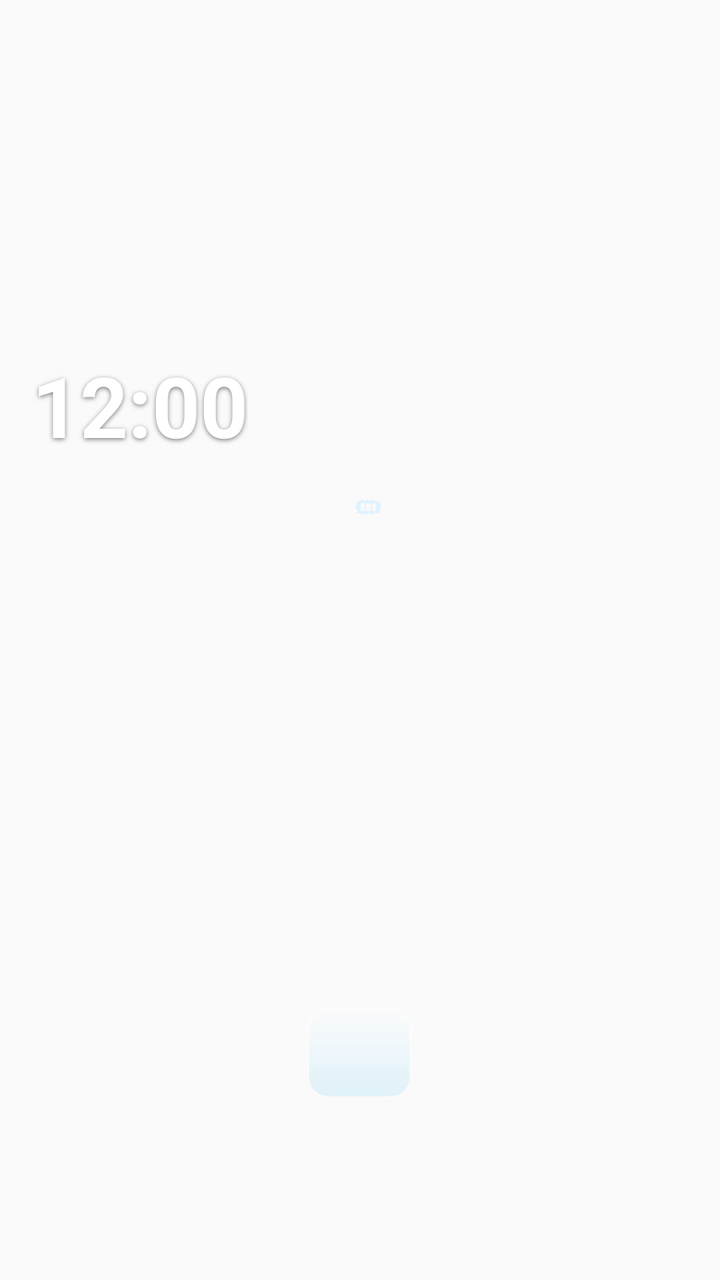
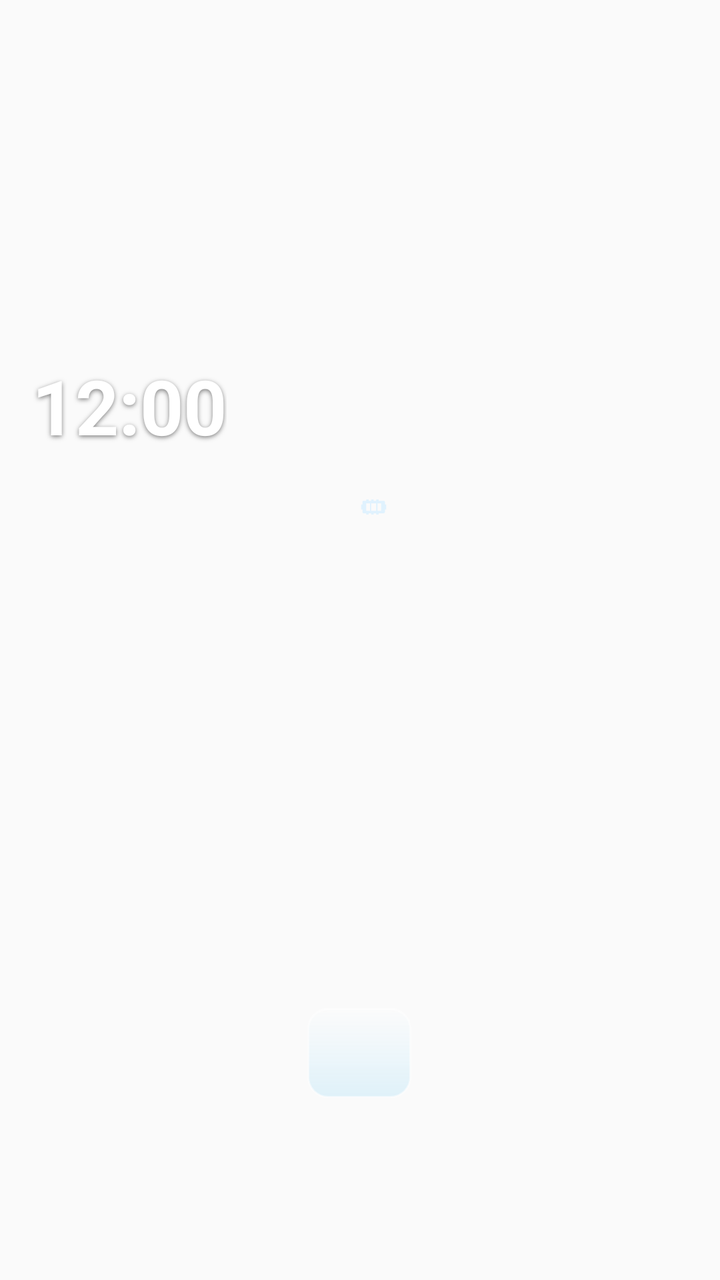

An Android layout rendered at two revisions. The XML below is the earlier revision; the diff shows what the commit changed to produce the second picture.
<!-- AndroidManifest.xml: application theme Theme.LumiGlassWidgets -->
<!-- res/layout/widget_layout_4x3.xml -->
<?xml version="1.0" encoding="utf-8"?>
<FrameLayout xmlns:android="http://schemas.android.com/apk/res/android"
    android:id="@+id/widget_root"
    android:layout_width="match_parent"
    android:layout_height="match_parent"
    android:background="@android:color/transparent">

    <ImageView
        android:id="@+id/widget_glass_bg"
        android:layout_width="match_parent"
        android:layout_height="match_parent"
        android:contentDescription="@null"
        android:scaleType="fitXY" />

    <LinearLayout
        android:id="@+id/widget_content_root"
        android:layout_width="match_parent"
        android:layout_height="match_parent"
        android:orientation="vertical"
        android:paddingStart="16dp"
        android:paddingTop="10dp"
        android:paddingEnd="16dp"
        android:paddingBottom="10dp"
        android:weightSum="100">

        
        <LinearLayout
            android:id="@+id/widget_upper_main_row"
            android:layout_width="match_parent"
            android:layout_height="0dp"
            android:layout_weight="66"
            android:baselineAligned="false"
            android:gravity="center_vertical"
            android:orientation="horizontal"
            android:weightSum="100">

            <LinearLayout
                android:layout_width="0dp"
                android:layout_height="match_parent"
                android:layout_weight="46"
                android:gravity="center_vertical"
                android:orientation="vertical"
                android:paddingEnd="8dp">

                <TextClock
                    android:id="@+id/widget_clock_single"
                    android:layout_width="wrap_content"
                    android:layout_height="wrap_content"
                    android:ellipsize="end"
                    android:format12Hour="hh:mm"
                    android:format24Hour="HH:mm"
                    android:includeFontPadding="false"
                    android:maxLines="1"
                    android:shadowColor="#80000000"
                    android:shadowDy="2"
                    android:shadowRadius="6"
                    android:textColor="#FFFFFF"
                    android:textSize="42sp"
                    android:textStyle="bold" />

                <LinearLayout
                    android:id="@+id/widget_clock_split_container"
                    android:layout_width="wrap_content"
                    android:layout_height="wrap_content"
                    android:orientation="horizontal"
                    android:visibility="gone">

                    <TextClock
                        android:id="@+id/widget_clock_split_hour"
                        android:layout_width="wrap_content"
                        android:layout_height="wrap_content"
                        android:format12Hour="hh"
                        android:format24Hour="HH"
                        android:includeFontPadding="false"
                        android:shadowColor="#80000000"
                        android:shadowDy="2"
                        android:shadowRadius="6"
                        android:textColor="#FFFFFF"
                        android:textSize="40sp"
                        android:textStyle="bold" />

                    <TextClock
                        android:id="@+id/widget_clock_split_minute"
                        android:layout_width="wrap_content"
                        android:layout_height="wrap_content"
                        android:layout_marginStart="6dp"
                        android:format12Hour="mm"
                        android:format24Hour="mm"
                        android:includeFontPadding="false"
                        android:shadowColor="#80000000"
                        android:shadowDy="2"
                        android:shadowRadius="6"
                        android:textColor="#BAE6FD"
                        android:textSize="40sp" />
                </LinearLayout>

                <TextView
                    android:id="@+id/widget_date_text"
                    android:layout_width="wrap_content"
                    android:layout_height="wrap_content"
                    android:layout_marginTop="4dp"
                    android:ellipsize="end"
                    android:includeFontPadding="false"
                    android:maxLines="2"
                    android:shadowColor="#70000000"
                    android:shadowDy="1"
                    android:shadowRadius="4"
                    android:textColor="#F8FAFC"
                    android:textSize="13sp" />
            </LinearLayout>

            <LinearLayout
                android:layout_width="0dp"
                android:layout_height="match_parent"
                android:layout_weight="54"
                android:gravity="center_vertical"
                android:orientation="vertical"
                android:paddingStart="10dp">

                <LinearLayout
                    android:id="@+id/widget_weather_container"
                    android:layout_width="match_parent"
                    android:layout_height="wrap_content"
                    android:gravity="center_vertical"
                    android:orientation="horizontal">

                    <ImageView
                        android:id="@+id/widget_weather_icon"
                        android:layout_width="32dp"
                        android:layout_height="32dp"
                        android:layout_marginEnd="8dp"
                        android:contentDescription="@null" />

                    <LinearLayout
                        android:layout_width="wrap_content"
                        android:layout_height="wrap_content"
                        android:orientation="vertical">

                        <LinearLayout
                            android:layout_width="wrap_content"
                            android:layout_height="wrap_content"
                            android:gravity="center_vertical"
                            android:orientation="horizontal">

                            <TextView
                                android:id="@+id/widget_weather_temp"
                                android:layout_width="wrap_content"
                                android:layout_height="wrap_content"
                                android:includeFontPadding="false"
                                android:shadowColor="#80000000"
                                android:shadowDy="1"
                                android:shadowRadius="4"
                                android:textColor="#FFFFFF"
                                android:textSize="17sp"
                                android:textStyle="bold" />

                            <TextView
                                android:id="@+id/widget_weather_condition"
                                android:layout_width="wrap_content"
                                android:layout_height="wrap_content"
                                android:layout_marginStart="6dp"
                                android:ellipsize="end"
                                android:includeFontPadding="false"
                                android:maxLines="1"
                                android:shadowColor="#70000000"
                                android:shadowDy="1"
                                android:shadowRadius="3"
                                android:textColor="#E2E8F0"
                                android:textSize="11.5sp" />
                        </LinearLayout>

                        <TextView
                            android:id="@+id/widget_weather_details"
                            android:layout_width="wrap_content"
                            android:layout_height="wrap_content"
                            android:layout_marginTop="2dp"
                            android:ellipsize="end"
                            android:includeFontPadding="false"
                            android:maxLines="1"
                            android:shadowColor="#70000000"
                            android:shadowDy="1"
                            android:shadowRadius="3"
                            android:textColor="#CBD5E1"
                            android:textSize="10.5sp" />
                    </LinearLayout>
                </LinearLayout>

                <TextView
                    android:id="@+id/widget_lunar_text"
                    android:layout_width="wrap_content"
                    android:layout_height="wrap_content"
                    android:layout_marginTop="5dp"
                    android:ellipsize="end"
                    android:includeFontPadding="false"
                    android:maxLines="1"
                    android:shadowColor="#70000000"
                    android:shadowDy="1"
                    android:shadowRadius="4"
                    android:textColor="#BAE6FD"
                    android:textSize="11.8sp" />

                <LinearLayout
                    android:id="@+id/widget_battery_container"
                    android:layout_width="wrap_content"
                    android:layout_height="wrap_content"
                    android:layout_marginTop="5dp"
                    android:gravity="center_vertical"
                    android:orientation="horizontal">

                    <ImageView
                        android:id="@+id/widget_battery_gauge"
                        android:layout_width="32dp"
                        android:layout_height="15dp"
                        android:layout_marginEnd="6dp"
                        android:contentDescription="@null" />

                    <TextView
                        android:id="@+id/widget_battery_percent_text"
                        android:layout_width="wrap_content"
                        android:layout_height="wrap_content"
                        android:includeFontPadding="false"
                        android:shadowColor="#70000000"
                        android:shadowDy="1"
                        android:shadowRadius="3"
                        android:textColor="#FFFFFF"
                        android:textSize="12sp"
                        android:textStyle="bold" />

                    <TextView
                        android:id="@+id/widget_battery_temp_text"
                        android:layout_width="wrap_content"
                        android:layout_height="wrap_content"
                        android:layout_marginStart="6dp"
                        android:includeFontPadding="false"
                        android:shadowColor="#70000000"
                        android:shadowDy="1"
                        android:shadowRadius="3"
                        android:textColor="#E2E8F0"
                        android:textSize="11.5sp" />
                </LinearLayout>

                
                <LinearLayout
                    android:id="@+id/widget_ram_container"
                    android:layout_width="wrap_content"
                    android:layout_height="wrap_content"
                    android:layout_marginTop="5dp"
                    android:gravity="center_vertical"
                    android:orientation="horizontal">

                    <ImageView
                        android:id="@+id/widget_ram_icon"
                        android:layout_width="15dp"
                        android:layout_height="15dp"
                        android:layout_marginEnd="5dp"
                        android:contentDescription="@null"
                        android:src="@drawable/ic_glass_ram" />

                    <TextView
                        android:id="@+id/widget_ram_text"
                        android:layout_width="wrap_content"
                        android:layout_height="wrap_content"
                        android:includeFontPadding="false"
                        android:shadowColor="#70000000"
                        android:shadowDy="1"
                        android:shadowRadius="3"
                        android:textColor="#E0F2FE"
                        android:textSize="11.2sp" />
                </LinearLayout>
            </LinearLayout>
        </LinearLayout>

        
        <LinearLayout
            android:layout_width="match_parent"
            android:layout_height="0dp"
            android:layout_weight="34"
            android:gravity="center_vertical"
            android:orientation="vertical">

            <include layout="@layout/include_week_calendar_strip" />
        </LinearLayout>
    </LinearLayout>
</FrameLayout>
<!-- res/layout/include_week_calendar_strip.xml (included above) -->
<?xml version="1.0" encoding="utf-8"?>
<LinearLayout xmlns:android="http://schemas.android.com/apk/res/android"
    android:id="@+id/widget_week_strip_container"
    android:layout_width="match_parent"
    android:layout_height="wrap_content"
    android:baselineAligned="false"
    android:gravity="center_vertical"
    android:orientation="horizontal"
    android:paddingTop="4dp">

    
    <LinearLayout
        android:id="@+id/cal_col_0_box"
        android:layout_width="0dp"
        android:layout_height="wrap_content"
        android:layout_weight="1"
        android:gravity="center"
        android:orientation="vertical"
        android:paddingVertical="2dp">
        <TextView
            android:id="@+id/cal_col_0_weekday"
            android:layout_width="wrap_content"
            android:layout_height="wrap_content"
            android:includeFontPadding="false"
            android:maxLines="1"
            android:shadowColor="#70000000"
            android:shadowDy="1"
            android:shadowRadius="2"
            android:textColor="#CBD5E1"
            android:textSize="9.5sp" />
        <TextView
            android:id="@+id/cal_col_0_solar"
            android:layout_width="wrap_content"
            android:layout_height="wrap_content"
            android:includeFontPadding="false"
            android:maxLines="1"
            android:shadowColor="#80000000"
            android:shadowDy="1"
            android:shadowRadius="3"
            android:textColor="#FFFFFF"
            android:textSize="13sp"
            android:textStyle="bold" />
        <TextView
            android:id="@+id/cal_col_0_lunar"
            android:layout_width="wrap_content"
            android:layout_height="wrap_content"
            android:includeFontPadding="false"
            android:maxLines="1"
            android:shadowColor="#70000000"
            android:shadowDy="1"
            android:shadowRadius="2"
            android:textColor="#BAE6FD"
            android:textSize="9sp" />
    </LinearLayout>

    
    <LinearLayout
        android:id="@+id/cal_col_1_box"
        android:layout_width="0dp"
        android:layout_height="wrap_content"
        android:layout_weight="1"
        android:gravity="center"
        android:orientation="vertical"
        android:paddingVertical="2dp">
        <TextView
            android:id="@+id/cal_col_1_weekday"
            android:layout_width="wrap_content"
            android:layout_height="wrap_content"
            android:includeFontPadding="false"
            android:maxLines="1"
            android:shadowColor="#70000000"
            android:shadowDy="1"
            android:shadowRadius="2"
            android:textColor="#CBD5E1"
            android:textSize="9.5sp" />
        <TextView
            android:id="@+id/cal_col_1_solar"
            android:layout_width="wrap_content"
            android:layout_height="wrap_content"
            android:includeFontPadding="false"
            android:maxLines="1"
            android:shadowColor="#80000000"
            android:shadowDy="1"
            android:shadowRadius="3"
            android:textColor="#FFFFFF"
            android:textSize="13sp"
            android:textStyle="bold" />
        <TextView
            android:id="@+id/cal_col_1_lunar"
            android:layout_width="wrap_content"
            android:layout_height="wrap_content"
            android:includeFontPadding="false"
            android:maxLines="1"
            android:shadowColor="#70000000"
            android:shadowDy="1"
            android:shadowRadius="2"
            android:textColor="#BAE6FD"
            android:textSize="9sp" />
    </LinearLayout>

    
    <LinearLayout
        android:id="@+id/cal_col_2_box"
        android:layout_width="0dp"
        android:layout_height="wrap_content"
        android:layout_weight="1"
        android:gravity="center"
        android:orientation="vertical"
        android:paddingVertical="2dp">
        <TextView
            android:id="@+id/cal_col_2_weekday"
            android:layout_width="wrap_content"
            android:layout_height="wrap_content"
            android:includeFontPadding="false"
            android:maxLines="1"
            android:shadowColor="#70000000"
            android:shadowDy="1"
            android:shadowRadius="2"
            android:textColor="#CBD5E1"
            android:textSize="9.5sp" />
        <TextView
            android:id="@+id/cal_col_2_solar"
            android:layout_width="wrap_content"
            android:layout_height="wrap_content"
            android:includeFontPadding="false"
            android:maxLines="1"
            android:shadowColor="#80000000"
            android:shadowDy="1"
            android:shadowRadius="3"
            android:textColor="#FFFFFF"
            android:textSize="13sp"
            android:textStyle="bold" />
        <TextView
            android:id="@+id/cal_col_2_lunar"
            android:layout_width="wrap_content"
            android:layout_height="wrap_content"
            android:includeFontPadding="false"
            android:maxLines="1"
            android:shadowColor="#70000000"
            android:shadowDy="1"
            android:shadowRadius="2"
            android:textColor="#BAE6FD"
            android:textSize="9sp" />
    </LinearLayout>

    
    <LinearLayout
        android:id="@+id/cal_col_3_box"
        android:layout_width="0dp"
        android:layout_height="wrap_content"
        android:layout_marginHorizontal="2dp"
        android:layout_weight="1.15"
        android:background="@drawable/bg_glass_today_pill"
        android:gravity="center"
        android:orientation="vertical"
        android:paddingVertical="3dp">
        <TextView
            android:id="@+id/cal_col_3_weekday"
            android:layout_width="wrap_content"
            android:layout_height="wrap_content"
            android:includeFontPadding="false"
            android:maxLines="1"
            android:shadowColor="#80000000"
            android:shadowDy="1"
            android:shadowRadius="2"
            android:textColor="#FFFFFF"
            android:textSize="9.5sp"
            android:textStyle="bold" />
        <TextView
            android:id="@+id/cal_col_3_solar"
            android:layout_width="wrap_content"
            android:layout_height="wrap_content"
            android:includeFontPadding="false"
            android:maxLines="1"
            android:shadowColor="#80000000"
            android:shadowDy="1"
            android:shadowRadius="3"
            android:textColor="#FFFFFF"
            android:textSize="14sp"
            android:textStyle="bold" />
        <TextView
            android:id="@+id/cal_col_3_lunar"
            android:layout_width="wrap_content"
            android:layout_height="wrap_content"
            android:includeFontPadding="false"
            android:maxLines="1"
            android:shadowColor="#80000000"
            android:shadowDy="1"
            android:shadowRadius="2"
            android:textColor="#7DD3FC"
            android:textSize="9.5sp"
            android:textStyle="bold" />
    </LinearLayout>

    
    <LinearLayout
        android:id="@+id/cal_col_4_box"
        android:layout_width="0dp"
        android:layout_height="wrap_content"
        android:layout_weight="1"
        android:gravity="center"
        android:orientation="vertical"
        android:paddingVertical="2dp">
        <TextView
            android:id="@+id/cal_col_4_weekday"
            android:layout_width="wrap_content"
            android:layout_height="wrap_content"
            android:includeFontPadding="false"
            android:maxLines="1"
            android:shadowColor="#70000000"
            android:shadowDy="1"
            android:shadowRadius="2"
            android:textColor="#CBD5E1"
            android:textSize="9.5sp" />
        <TextView
            android:id="@+id/cal_col_4_solar"
            android:layout_width="wrap_content"
            android:layout_height="wrap_content"
            android:includeFontPadding="false"
            android:maxLines="1"
            android:shadowColor="#80000000"
            android:shadowDy="1"
            android:shadowRadius="3"
            android:textColor="#FFFFFF"
            android:textSize="13sp"
            android:textStyle="bold" />
        <TextView
            android:id="@+id/cal_col_4_lunar"
            android:layout_width="wrap_content"
            android:layout_height="wrap_content"
            android:includeFontPadding="false"
            android:maxLines="1"
            android:shadowColor="#70000000"
            android:shadowDy="1"
            android:shadowRadius="2"
            android:textColor="#BAE6FD"
            android:textSize="9sp" />
    </LinearLayout>

    
    <LinearLayout
        android:id="@+id/cal_col_5_box"
        android:layout_width="0dp"
        android:layout_height="wrap_content"
        android:layout_weight="1"
        android:gravity="center"
        android:orientation="vertical"
        android:paddingVertical="2dp">
        <TextView
            android:id="@+id/cal_col_5_weekday"
            android:layout_width="wrap_content"
            android:layout_height="wrap_content"
            android:includeFontPadding="false"
            android:maxLines="1"
            android:shadowColor="#70000000"
            android:shadowDy="1"
            android:shadowRadius="2"
            android:textColor="#CBD5E1"
            android:textSize="9.5sp" />
        <TextView
            android:id="@+id/cal_col_5_solar"
            android:layout_width="wrap_content"
            android:layout_height="wrap_content"
            android:includeFontPadding="false"
            android:maxLines="1"
            android:shadowColor="#80000000"
            android:shadowDy="1"
            android:shadowRadius="3"
            android:textColor="#FFFFFF"
            android:textSize="13sp"
            android:textStyle="bold" />
        <TextView
            android:id="@+id/cal_col_5_lunar"
            android:layout_width="wrap_content"
            android:layout_height="wrap_content"
            android:includeFontPadding="false"
            android:maxLines="1"
            android:shadowColor="#70000000"
            android:shadowDy="1"
            android:shadowRadius="2"
            android:textColor="#BAE6FD"
            android:textSize="9sp" />
    </LinearLayout>

    
    <LinearLayout
        android:id="@+id/cal_col_6_box"
        android:layout_width="0dp"
        android:layout_height="wrap_content"
        android:layout_weight="1"
        android:gravity="center"
        android:orientation="vertical"
        android:paddingVertical="2dp">
        <TextView
            android:id="@+id/cal_col_6_weekday"
            android:layout_width="wrap_content"
            android:layout_height="wrap_content"
            android:includeFontPadding="false"
            android:maxLines="1"
            android:shadowColor="#70000000"
            android:shadowDy="1"
            android:shadowRadius="2"
            android:textColor="#CBD5E1"
            android:textSize="9.5sp" />
        <TextView
            android:id="@+id/cal_col_6_solar"
            android:layout_width="wrap_content"
            android:layout_height="wrap_content"
            android:includeFontPadding="false"
            android:maxLines="1"
            android:shadowColor="#80000000"
            android:shadowDy="1"
            android:shadowRadius="3"
            android:textColor="#FFFFFF"
            android:textSize="13sp"
            android:textStyle="bold" />
        <TextView
            android:id="@+id/cal_col_6_lunar"
            android:layout_width="wrap_content"
            android:layout_height="wrap_content"
            android:includeFontPadding="false"
            android:maxLines="1"
            android:shadowColor="#70000000"
            android:shadowDy="1"
            android:shadowRadius="2"
            android:textColor="#BAE6FD"
            android:textSize="9sp" />
    </LinearLayout>

</LinearLayout>
<!-- resources referenced by this layout -->
<resources>
  <!-- drawable bg_glass_today_pill (drawable) -->
  <?xml version="1.0" encoding="utf-8"?>
  <shape xmlns:android="http://schemas.android.com/apk/res/android"
      android:shape="rectangle">
      <corners android:radius="10dp" />
      <gradient
          android:angle="270"
          android:endColor="#2238BDF8"
          android:startColor="#38FFFFFF"
          android:type="linear" />
      <stroke
          android:width="1dp"
          android:color="#88FFFFFF" />
  </shape>
  <!-- drawable ic_glass_ram (drawable) -->
  <vector xmlns:android="http://schemas.android.com/apk/res/android"
      android:width="24dp"
      android:height="24dp"
      android:viewportWidth="24"
      android:viewportHeight="24">
      
      <path
          android:fillColor="#E0F2FE"
          android:pathData="M4,7h16c0.55,0 1,0.45 1,1v8c0,0.55 -0.45,1 -1,1H4c-0.55,0 -1,-0.45 -1,-1V8c0,-0.55 0.45,-1 1,-1zm2,2v6h3V9H6zm4,0v6h4V9h-4zm5,0v6h3V9h-3zM2,10h1v4H2v-4zm19,0h1v4h-1v-4zM6,17h2v1H6v-1zm4,0h2v1h-2v-1zm4,0h2v1h-2v-1zm-8,-11h2v1H6V6zm4,0h2v1h-2V6zm4,0h2v1h-2V6z"/>
  </vector>
  <style name="Theme.LumiGlassWidgets" parent="android:Theme.Material.Light.NoActionBar" />
</resources>

<!-- the commit's change to res/layout/widget_layout_4x3.xml (unified diff, before → after) -->
@@ -37,10 +37,10 @@
             <LinearLayout
                 android:layout_width="0dp"
                 android:layout_height="match_parent"
-                android:layout_weight="46"
+                android:layout_weight="48"
                 android:gravity="center_vertical"
                 android:orientation="vertical"
-                android:paddingEnd="8dp">
+                android:paddingEnd="6dp">
 
                 <TextClock
                     android:id="@+id/widget_clock_single"
@@ -55,7 +55,7 @@
                     android:shadowDy="2"
                     android:shadowRadius="6"
                     android:textColor="#FFFFFF"
-                    android:textSize="42sp"
+                    android:textSize="38sp"
                     android:textStyle="bold" />
 
                 <LinearLayout
@@ -76,7 +76,7 @@
                         android:shadowDy="2"
                         android:shadowRadius="6"
                         android:textColor="#FFFFFF"
-                        android:textSize="40sp"
+                        android:textSize="36sp"
                         android:textStyle="bold" />
 
                     <TextClock
@@ -91,7 +91,7 @@
                         android:shadowDy="2"
                         android:shadowRadius="6"
                         android:textColor="#BAE6FD"
-                        android:textSize="40sp" />
+                        android:textSize="36sp" />
                 </LinearLayout>
 
                 <TextView
@@ -112,10 +112,10 @@
             <LinearLayout
                 android:layout_width="0dp"
                 android:layout_height="match_parent"
-                android:layout_weight="54"
+                android:layout_weight="52"
                 android:gravity="center_vertical"
                 android:orientation="vertical"
-                android:paddingStart="10dp">
+                android:paddingStart="6dp">
 
                 <LinearLayout
                     android:id="@+id/widget_weather_container"
